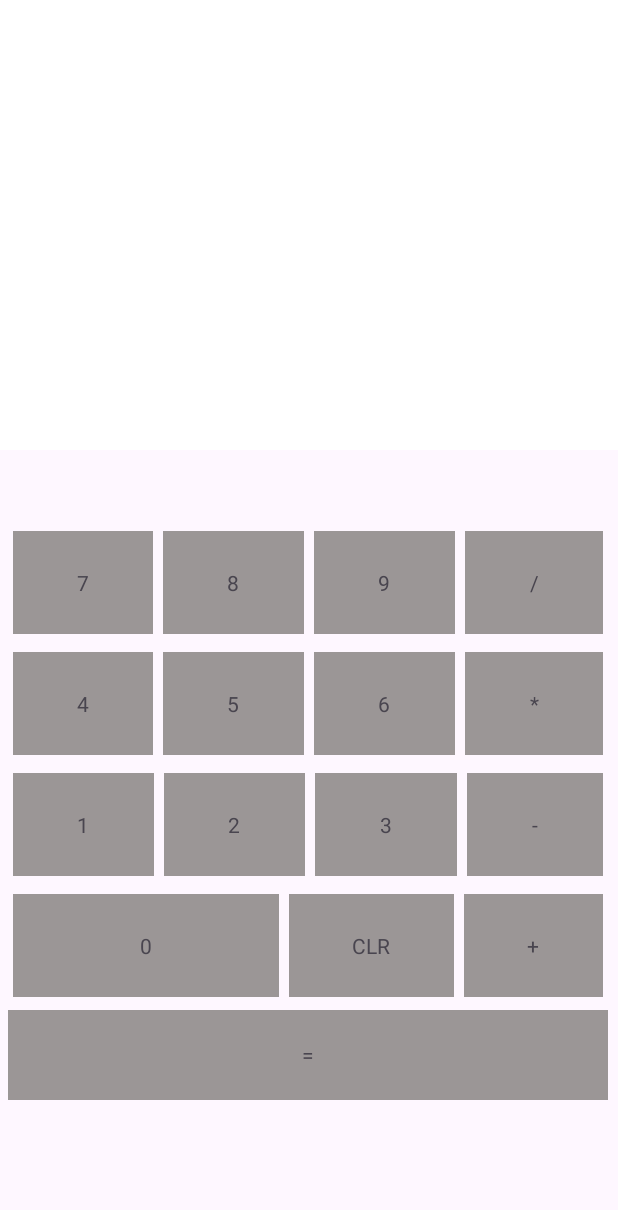
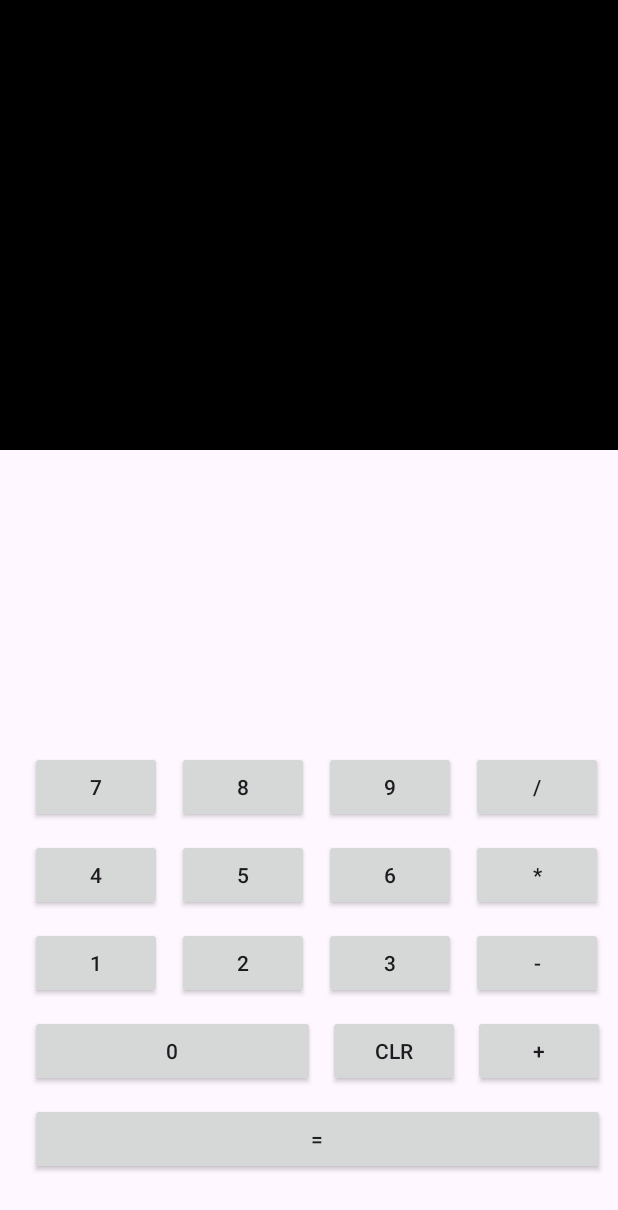
Before and after one commit to aneesahmad111/CalculaterApp, an Android app: the screen it shows after launch (MainActivity), on a phone screen of 412 x 824 dp. Shown: the top 1210 px of the screen. Run offline under Robolectric (Android 15) with nearby library versions, the phone set to English and light mode, and no system bars.

Commit message:
Calcultater App

```diff
--- a/app/src/main/res/layout/activity_main.xml
+++ b/app/src/main/res/layout/activity_main.xml
@@ -11,199 +11,201 @@
     <LinearLayout
         android:layout_width="match_parent"
         android:layout_height="300dp"
-        android:background="@color/white"/>
-
-<LinearLayout
-    android:layout_width="wrap_content"
-    android:layout_height="wrap_content"
-    android:layout_marginTop="45dp"
-    android:layout_marginStart="5dp"
-    android:orientation="vertical">
-
-
-    <LinearLayout
-        android:layout_width="400dp"
-        android:layout_height="75dp"
-        android:layout_marginTop="5dp"
-        android:weightSum="4"
-        android:orientation="horizontal">
+        android:background="@color/white">
 
         <TextView
-            android:layout_width="wrap_content"
+            android:layout_width="match_parent"
             android:layout_height="match_parent"
-            android:text="7"
-            android:layout_margin="3dp"
-            android:gravity="center"
-            android:layout_weight="1"
-            android:background="#9B9696"/>
-
-        <TextView
-            android:layout_width="wrap_content"
-            android:layout_height="match_parent"
-            android:text="8"
-            android:layout_margin="3dp"
-            android:gravity="center"
-            android:layout_weight="1"
-            android:background="#9B9696"/>
-        <TextView
-            android:layout_width="wrap_content"
-            android:layout_height="match_parent"
-            android:text="9"
-            android:layout_margin="3dp"
-            android:gravity="center"
-            android:layout_weight="1"
-            android:background="#9B9696"/>
-        <TextView
-            android:layout_width="wrap_content"
-            android:layout_height="match_parent"
-            android:text="/"
-            android:layout_margin="3dp"
-            android:layout_weight="1"
-            android:gravity="center"
-            android:background="#9B9696"/>
-
-
-    </LinearLayout>
-
-    <LinearLayout
-        android:layout_width="400dp"
-        android:layout_height="75dp"
-        android:layout_marginTop="5dp"
-        android:weightSum="4"
-        android:orientation="horizontal">
-
-        <TextView
-            android:layout_width="wrap_content"
-            android:layout_height="match_parent"
-            android:text="4"
-            android:layout_margin="3dp"
-            android:layout_weight="1"
-            android:gravity="center"
-            android:background="#9B9696"/>
-
-        <TextView
-            android:layout_width="wrap_content"
-            android:layout_height="match_parent"
-            android:text="5"
-            android:layout_margin="3dp"
-            android:layout_weight="1"
-            android:gravity="center"
-            android:background="#9B9696"/>
-        <TextView
-            android:layout_width="wrap_content"
-            android:layout_height="match_parent"
-            android:text="6"
-            android:layout_margin="3dp"
-            android:layout_weight="1"
-            android:gravity="center"
-            android:background="#9B9696"/>
-
-        <TextView
-            android:layout_width="wrap_content"
-            android:layout_height="match_parent"
-            android:text="*"
-            android:layout_margin="3dp"
-            android:layout_weight="1"
-            android:gravity="center"
-            android:background="#9B9696"/>
-
-    </LinearLayout>
-
-    <LinearLayout
-        android:layout_width="400dp"
-        android:layout_height="75dp"
-        android:layout_marginTop="5dp"
-        android:weightSum="4"
-        android:orientation="horizontal">
-
-        <TextView
-            android:layout_width="wrap_content"
-            android:layout_height="match_parent"
-            android:text="1"
-            android:layout_margin="3dp"
-            android:layout_weight="1"
-            android:gravity="center"
-            android:background="#9B9696"/>
-
-        <TextView
-            android:layout_width="wrap_content"
-            android:layout_height="match_parent"
-            android:text="2"
-            android:layout_margin="3dp"
-            android:layout_weight="1"
-            android:gravity="center"
-            android:background="#9B9696"/>
-
-        <TextView
-            android:layout_width="wrap_content"
-            android:layout_height="match_parent"
-            android:text="3"
-            android:layout_margin="3dp"
-            android:layout_weight="1"
-            android:gravity="center"
-            android:background="#9B9696"/>
-
-        <TextView
-            android:layout_width="wrap_content"
-            android:layout_height="match_parent"
-            android:text="-"
-            android:layout_margin="3dp"
-            android:layout_weight="1"
-            android:gravity="center"
-            android:background="#9B9696"/>
-
-    </LinearLayout>
-
-    <LinearLayout
-        android:layout_width="400dp"
-        android:layout_height="75dp"
-        android:layout_marginTop="5dp"
-        android:weightSum="4"
-        android:orientation="horizontal">
-
-        <TextView
-            android:layout_width="wrap_content"
-            android:layout_height="match_parent"
-            android:text="0"
-            android:layout_margin="3dp"
-            android:layout_weight="2"
-            android:gravity="center"
-            android:background="#9B9696"/>
-
-        <TextView
-            android:layout_width="wrap_content"
-            android:layout_height="match_parent"
-            android:text="CLR"
-            android:layout_margin="3dp"
-            android:layout_weight="1"
-            android:gravity="center"
-            android:background="#9B9696"/>
-        <TextView
-            android:layout_width="wrap_content"
-            android:layout_height="match_parent"
-            android:text="+"
-            android:layout_margin="3dp"
-            android:layout_weight="1"
-            android:gravity="center"
-            android:background="#9B9696"/>
+            android:text="123456231232365464"
+            android:textSize="25sp"
+            android:padding="10dp"
+            android:background="#efefef"
+            android:gravity="right|bottom "
+            />
 
     </LinearLayout>
 
     <LinearLayout
         android:layout_width="match_parent"
-        android:layout_height="60dp"
-        android:layout_marginTop="5dp"
-        android:gravity="center"
-        android:orientation="horizontal"
-        android:background="#9B9696">
+        android:layout_height="wrap_content"
+        android:layout_weight="1"
+        android:layout_marginStart="3dp"
+        android:layout_marginEnd="3dp"
+        android:orientation="horizontal">
 
-        <TextView
-            android:layout_width="wrap_content"
-            android:layout_height="wrap_content"
+       <androidx.appcompat.widget.AppCompatButton
+           android:id="@+id/sevenBtn"
+           android:layout_width="0dp"
+           android:layout_weight="1"
+           android:backgroundTint="#9B9696"
+           android:layout_height="match_parent"
+           android:text="7"/>
+
+        <androidx.appcompat.widget.AppCompatButton
+            android:id="@+id/eightBtn"
+            android:layout_width="0dp"
+            android:layout_weight="1"
+            android:backgroundTint="#9B9696"
+            android:layout_height="match_parent"
+            android:text="8"/>
+
+        <androidx.appcompat.widget.AppCompatButton
+            android:id="@+id/nineBtn"
+            android:layout_width="0dp"
+            android:layout_weight="1"
+            android:backgroundTint="#9B9696"
+            android:layout_height="match_parent"
+            android:text="9"
+            />
+
+        <androidx.appcompat.widget.AppCompatButton
+            android:id="@+id/DivideBtn"
+            android:layout_width="0dp"
+            android:layout_weight="1"
+            android:layout_height="match_parent"
+            android:backgroundTint="#9B9696"
+            android:text="/"/>
+
+    </LinearLayout>
+    <LinearLayout
+        android:layout_width="match_parent"
+        android:layout_height="wrap_content"
+        android:layout_weight="1"
+        android:layout_marginStart="3dp"
+        android:layout_marginEnd="3dp"
+        android:orientation="horizontal">
+
+        <androidx.appcompat.widget.AppCompatButton
+            android:id="@+id/fourBtn"
+            android:layout_width="0dp"
+            android:layout_weight="1"
+            android:backgroundTint="#9B9696"
+            android:layout_height="match_parent"
+            android:text="4"/>
+
+        <androidx.appcompat.widget.AppCompatButton
+            android:id="@+id/fiveBtn"
+            android:layout_width="0dp"
+            android:layout_weight="1"
+            android:backgroundTint="#9B9696"
+            android:layout_height="match_parent"
+            android:text="5"/>
+
+        <androidx.appcompat.widget.AppCompatButton
+            android:id="@+id/sixBtn"
+            android:layout_width="0dp"
+            android:layout_weight="1"
+            android:backgroundTint="#9B9696"
+            android:layout_height="match_parent"
+            android:text="6"
+            />
+
+        <androidx.appcompat.widget.AppCompatButton
+            android:id="@+id/multiplyBtn"
+            android:layout_width="0dp"
+            android:layout_weight="1"
+            android:layout_height="match_parent"
+            android:backgroundTint="#9B9696"
+            android:text="*"/>
+
+    </LinearLayout>
+    <LinearLayout
+        android:layout_width="match_parent"
+        android:layout_height="wrap_content"
+        android:layout_weight="1"
+        android:layout_marginStart="3dp"
+        android:layout_marginEnd="3dp"
+        android:orientation="horizontal">
+
+        <androidx.appcompat.widget.AppCompatButton
+            android:id="@+id/oneBtn"
+            android:layout_width="0dp"
+            android:layout_weight="1"
+            android:backgroundTint="#9B9696"
+            android:layout_height="match_parent"
+            android:text="1"/>
+
+        <androidx.appcompat.widget.AppCompatButton
+            android:id="@+id/twoBtn"
+            android:layout_width="0dp"
+            android:layout_weight="1"
+            android:backgroundTint="#9B9696"
+            android:layout_height="match_parent"
+            android:text="2"/>
+
+        <androidx.appcompat.widget.AppCompatButton
+            android:id="@+id/threeBtn"
+            android:layout_width="0dp"
+            android:layout_weight="1"
+            android:backgroundTint="#9B9696"
+            android:layout_height="match_parent"
+            android:text="3"
+            />
+
+        <androidx.appcompat.widget.AppCompatButton
+            android:id="@+id/subtrBtn"
+            android:layout_width="0dp"
+            android:layout_weight="1"
+            android:layout_height="match_parent"
+            android:backgroundTint="#9B9696"
+            android:text="-"/>
+
+    </LinearLayout>
+    <LinearLayout
+        android:layout_width="match_parent"
+        android:layout_height="wrap_content"
+        android:layout_weight="1"
+        android:layout_marginStart="3dp"
+        android:layout_marginEnd="3dp"
+        android:orientation="horizontal">
+
+        <androidx.appcompat.widget.AppCompatButton
+            android:id="@+id/zeroBtn"
+            android:layout_width="0dp"
+            android:layout_weight="2"
+            android:backgroundTint="#9B9696"
+            android:layout_height="match_parent"
+            android:text="0"/>
+
+        <androidx.appcompat.widget.AppCompatButton
+            android:id="@+id/clearBtn"
+            android:layout_width="0dp"
+            android:layout_weight="1"
+            android:backgroundTint="#9B9696"
+            android:layout_height="match_parent"
+            android:text="CLR"/>
+
+        <androidx.appcompat.widget.AppCompatButton
+            android:id="@+id/addBtn"
+            android:layout_width="0dp"
+            android:layout_weight="1"
+            android:backgroundTint="#9B9696"
+            android:layout_height="match_parent"
+            android:text="+"
+            />
+
+
+
+    </LinearLayout>
+    <LinearLayout
+        android:layout_width="match_parent"
+        android:layout_height="wrap_content"
+        android:layout_weight="1"
+        android:layout_marginStart="3dp"
+        android:layout_marginEnd="3dp"
+        android:orientation="horizontal">
+
+        <androidx.appcompat.widget.AppCompatButton
+            android:id="@+id/equalBtn"
+            android:layout_width="0dp"
+            android:layout_weight="1"
+            android:backgroundTint="#9B9696"
+            android:layout_height="match_parent"
             android:text="="/>
+
 
     </LinearLayout>
 
-</LinearLayout>
+
 
 </LinearLayout>
--- /dev/null
+++ b/app/src/main/res/layout/constr_layout.xml
@@ -0,0 +1,224 @@
+<?xml version="1.0" encoding="utf-8"?>
+<androidx.constraintlayout.widget.ConstraintLayout xmlns:android="http://schemas.android.com/apk/res/android"
+    xmlns:app="http://schemas.android.com/apk/res-auto"
+    xmlns:tools="http://schemas.android.com/tools"
+    android:layout_width="match_parent"
+    android:layout_height="match_parent">
+
+
+    <TextView
+        android:id="@+id/WrittenTv"
+        android:layout_width="match_parent"
+        android:layout_height="300dp"
+        android:background="@color/black"
+        android:gravity="right|bottom"
+        android:padding="10dp"
+        android:text=""
+        android:textSize="25dp"
+        app:layout_constraintLeft_toLeftOf="parent"
+        app:layout_constraintRight_toRightOf="parent"
+        app:layout_constraintTop_toTopOf="parent" />
+
+    <androidx.appcompat.widget.AppCompatButton
+        android:id="@+id/sevenbtn"
+        android:layout_width="wrap_content"
+        android:layout_height="wrap_content"
+        android:layout_marginLeft="10dp"
+        android:layout_marginTop="190dp"
+        android:text="7"
+        android:onClick="onDigit"
+        app:layout_constraintEnd_toStartOf="@+id/eigntbtn"
+        app:layout_constraintHorizontal_bias="0.5"
+        app:layout_constraintBottom_toTopOf="@id/fourbtn"
+        app:layout_constraintHorizontal_chainStyle="spread"
+        app:layout_constraintStart_toStartOf="parent"
+        app:layout_constraintTop_toBottomOf="@id/WrittenTv" />
+
+    <androidx.appcompat.widget.AppCompatButton
+        android:id="@+id/eigntbtn"
+        android:layout_width="wrap_content"
+        android:layout_height="wrap_content"
+        android:layout_marginTop="190dp"
+        android:text="8"
+        android:onClick="onDigit"
+        app:layout_constraintEnd_toStartOf="@+id/ninebtn"
+        app:layout_constraintHorizontal_bias="0.5"
+        app:layout_constraintBottom_toTopOf="@id/fivebtn"
+        app:layout_constraintStart_toEndOf="@+id/sevenbtn"
+        app:layout_constraintTop_toBottomOf="@id/WrittenTv" />
+
+    <androidx.appcompat.widget.AppCompatButton
+        android:id="@+id/ninebtn"
+        android:layout_width="wrap_content"
+        android:layout_height="wrap_content"
+        android:layout_marginTop="190dp"
+        android:onClick="onDigit"
+        android:text="9"
+        app:layout_constraintEnd_toStartOf="@+id/dividebtn"
+        app:layout_constraintHorizontal_bias="0.5"
+        app:layout_constraintBottom_toTopOf="@id/sixbtn"
+        app:layout_constraintStart_toEndOf="@+id/eigntbtn"
+        app:layout_constraintTop_toBottomOf="@id/WrittenTv" />
+
+    <androidx.appcompat.widget.AppCompatButton
+        android:id="@+id/dividebtn"
+        android:layout_width="wrap_content"
+        android:layout_height="wrap_content"
+        android:layout_marginTop="190dp"
+        android:text="/"
+        android:onClick="onOperater"
+        app:layout_constraintEnd_toEndOf="parent"
+        app:layout_constraintBottom_toTopOf="@id/multbtn"
+        app:layout_constraintHorizontal_bias="0.5"
+        app:layout_constraintStart_toEndOf="@+id/ninebtn"
+        app:layout_constraintTop_toBottomOf="@id/WrittenTv" />
+
+
+    <androidx.appcompat.widget.AppCompatButton
+        android:id="@+id/fourbtn"
+        android:layout_width="wrap_content"
+        android:layout_height="wrap_content"
+        android:layout_marginLeft="10dp"
+        android:text="4"
+        android:onClick="onDigit"
+        app:layout_constraintEnd_toStartOf="@+id/fivebtn"
+        app:layout_constraintHorizontal_bias="0.5"
+        app:layout_constraintBottom_toTopOf="@id/onebtn"
+        app:layout_constraintStart_toStartOf="parent"
+        app:layout_constraintTop_toBottomOf="@id/sevenbtn" />
+
+    <androidx.appcompat.widget.AppCompatButton
+        android:id="@+id/fivebtn"
+        android:layout_width="wrap_content"
+        android:layout_height="wrap_content"
+        android:text="5"
+        android:onClick="onDigit"
+        app:layout_constraintEnd_toStartOf="@+id/sixbtn"
+        app:layout_constraintHorizontal_bias="0.5"
+        app:layout_constraintBottom_toTopOf="@id/twobtn"
+        app:layout_constraintStart_toEndOf="@+id/fourbtn"
+        app:layout_constraintTop_toBottomOf="@id/eigntbtn" />
+
+    <androidx.appcompat.widget.AppCompatButton
+        android:id="@+id/sixbtn"
+        android:layout_width="wrap_content"
+        android:layout_height="wrap_content"
+        android:text="6"
+        android:onClick="onDigit"
+        app:layout_constraintEnd_toStartOf="@+id/multbtn"
+        app:layout_constraintBottom_toTopOf="@id/threebtn"
+        app:layout_constraintHorizontal_bias="0.5"
+        app:layout_constraintStart_toEndOf="@+id/fivebtn"
+        app:layout_constraintTop_toBottomOf="@id/ninebtn" />
+
+    <androidx.appcompat.widget.AppCompatButton
+        android:id="@+id/multbtn"
+        android:layout_width="wrap_content"
+        android:layout_height="wrap_content"
+        android:text="*"
+        android:onClick="onOperater"
+        app:layout_constraintBottom_toTopOf="@id/subtbtn"
+        app:layout_constraintEnd_toEndOf="parent"
+        app:layout_constraintHorizontal_bias="0.5"
+        app:layout_constraintStart_toEndOf="@+id/sixbtn"
+        app:layout_constraintTop_toBottomOf="@id/dividebtn" />
+
+
+    <androidx.appcompat.widget.AppCompatButton
+        android:id="@+id/onebtn"
+        android:layout_width="wrap_content"
+        android:layout_height="wrap_content"
+        android:layout_marginLeft="10dp"
+        android:text="1"
+        android:onClick="onDigit"
+        app:layout_constraintEnd_toStartOf="@+id/twobtn"
+        app:layout_constraintHorizontal_bias="0.5"
+        app:layout_constraintStart_toStartOf="parent"
+        app:layout_constraintBottom_toTopOf="@id/zerobtn"
+        app:layout_constraintTop_toBottomOf="@id/fourbtn" />
+
+    <androidx.appcompat.widget.AppCompatButton
+        android:id="@+id/twobtn"
+        android:layout_width="wrap_content"
+        android:layout_height="wrap_content"
+        android:text="2"
+        android:onClick="onDigit"
+        app:layout_constraintBottom_toTopOf="@+id/zerobtn"
+        app:layout_constraintEnd_toStartOf="@+id/threebtn"
+        app:layout_constraintHorizontal_bias="0.5"
+        app:layout_constraintStart_toEndOf="@+id/onebtn"
+        app:layout_constraintTop_toBottomOf="@id/fivebtn" />
+
+    <androidx.appcompat.widget.AppCompatButton
+        android:id="@+id/threebtn"
+        android:layout_width="wrap_content"
+        android:layout_height="wrap_content"
+        android:text="3"
+        android:onClick="onDigit"
+        app:layout_constraintBottom_toTopOf="@+id/clearbtn"
+        app:layout_constraintEnd_toStartOf="@+id/subtbtn"
+        app:layout_constraintHorizontal_bias="0.5"
+        app:layout_constraintStart_toEndOf="@+id/twobtn"
+        app:layout_constraintTop_toBottomOf="@id/sixbtn" />
+
+    <androidx.appcompat.widget.AppCompatButton
+        android:id="@+id/subtbtn"
+        android:layout_width="wrap_content"
+        android:layout_height="wrap_content"
+        android:text="-"
+        android:onClick="onOperater"
+        app:layout_constraintBottom_toTopOf="@id/addbtn"
+        app:layout_constraintEnd_toEndOf="parent"
+        app:layout_constraintHorizontal_bias="0.5"
+        app:layout_constraintStart_toEndOf="@+id/threebtn"
+        app:layout_constraintTop_toBottomOf="@id/multbtn" />
+
+    <androidx.appcompat.widget.AppCompatButton
+        android:id="@+id/zerobtn"
+        android:layout_width="190dp"
+        android:layout_height="wrap_content"
+        android:text="0"
+        android:onClick="onDigit"
+        app:layout_constraintEnd_toEndOf="@+id/twobtn"
+        app:layout_constraintHorizontal_bias="0.0"
+        app:layout_constraintStart_toStartOf="@+id/onebtn"
+        app:layout_constraintBottom_toTopOf="@id/equalbtn"
+        app:layout_constraintTop_toBottomOf="@id/onebtn" />
+
+    <androidx.appcompat.widget.AppCompatButton
+        android:id="@+id/clearbtn"
+        android:layout_width="wrap_content"
+        android:layout_height="wrap_content"
+        android:text="CLR"
+        android:onClick="clearData"
+        app:layout_constraintBottom_toTopOf="@+id/equalbtn"
+        app:layout_constraintEnd_toStartOf="@+id/addbtn"
+        app:layout_constraintHorizontal_bias="0.5"
+        app:layout_constraintStart_toEndOf="@+id/zerobtn"
+        app:layout_constraintTop_toBottomOf="@id/twobtn" />
+
+    <androidx.appcompat.widget.AppCompatButton
+        android:id="@+id/addbtn"
+        android:layout_width="wrap_content"
+        android:layout_height="wrap_content"
+        android:text="+"
+        android:onClick="onOperater"
+        app:layout_constraintBottom_toTopOf="@+id/equalbtn"
+        app:layout_constraintEnd_toEndOf="parent"
+        app:layout_constraintHorizontal_bias="0.5"
+        app:layout_constraintStart_toEndOf="@+id/clearbtn"
+        app:layout_constraintTop_toBottomOf="@id/threebtn"/>
+
+    <androidx.appcompat.widget.AppCompatButton
+        android:id="@+id/equalbtn"
+        android:layout_width="0dp"
+        android:layout_height="wrap_content"
+        android:text="="
+        android:onClick="onEqual"
+       app:layout_constraintStart_toStartOf="@id/zerobtn"
+        app:layout_constraintEnd_toEndOf="@id/addbtn"
+        app:layout_constraintTop_toBottomOf="@id/zerobtn"
+        app:layout_constraintBottom_toBottomOf="parent"
+        android:layout_marginBottom="30dp"
+       />
+</androidx.constraintlayout.widget.ConstraintLayout>
```
Also changed, not shown: app/src/main/java/com/example/calcutateapp/MainActivity.kt (+91 -7 lines).
